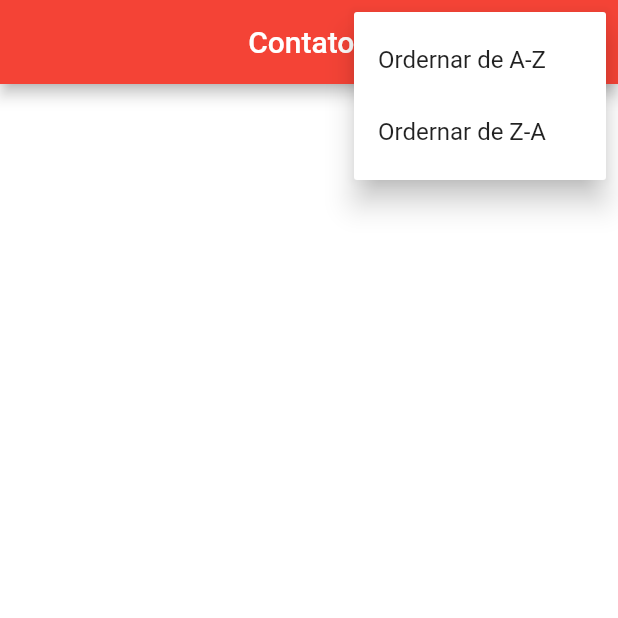
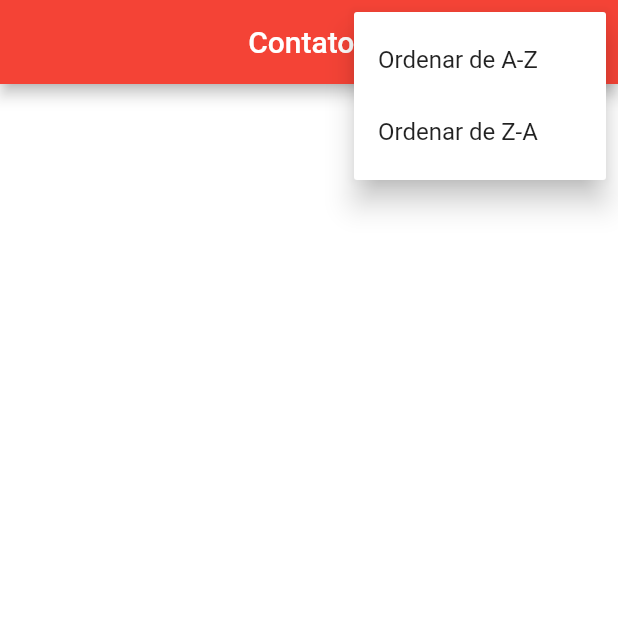
Before and after one commit to kaiquemotta/schedule, a Flutter app: the screen it shows after launch, after a tap on the "more vert" icon, on a phone screen of 412 x 824 dp, the top half of it. Run offline on Flutter 3.47's test engine with Material 2 defaults, Android fonts, the phone set to English and light mode, and no system bars; our stand-ins replace image_picker, sqflite; accounts and stored records are empty.

```diff
--- a/lib/ui/contact_page.dart
+++ b/lib/ui/contact_page.dart
@@ -1,5 +1,4 @@
-// ignore_for_file: deprecated_member_use
-
+import 'dart:async';
 import 'dart:io';
 
 import 'package:agenda/helpers/contact_helper.dart';
--- a/lib/ui/home_page.dart
+++ b/lib/ui/home_page.dart
@@ -1,7 +1,5 @@
-// ignore_for_file: deprecated_member_use
+import 'dart:io';
 
-import 'dart:io';
-import 'dart:math';
 import 'package:agenda/helpers/contact_helper.dart';
 import 'package:agenda/ui/contact_page.dart';
 import 'package:flutter/material.dart';
@@ -16,11 +14,13 @@ class HomePage extends StatefulWidget {
 
 class _HomePageState extends State<HomePage> {
   ContactHelper helper = ContactHelper();
+
   List<Contact> contacts = List();
+
   @override
   void initState() {
-    // TODO: implement initState
     super.initState();
+
     _getAllContacts();
   }
 
@@ -35,13 +35,13 @@ class _HomePageState extends State<HomePage> {
           PopupMenuButton<OrderOptions>(
             itemBuilder: (context) => <PopupMenuEntry<OrderOptions>>[
               const PopupMenuItem<OrderOptions>(
-                child: Text("Ordernar de A-Z"),
+                child: Text("Ordenar de A-Z"),
                 value: OrderOptions.orderaz,
               ),
               const PopupMenuItem<OrderOptions>(
-                child: Text("Ordernar de Z-A"),
+                child: Text("Ordenar de Z-A"),
                 value: OrderOptions.orderza,
-              )
+              ),
             ],
             onSelected: _orderList,
           )
@@ -135,6 +135,7 @@ class _HomePageState extends State<HomePage> {
                         ),
                         onPressed: () {
                           launch("tel:${contacts[index].phone}");
+                          Navigator.pop(context);
                         },
                       ),
                     ),
@@ -166,11 +167,12 @@ class _HomePageState extends State<HomePage> {
                           });
                         },
                       ),
-                      )
+                    ),
                   ],
                 ),
               );
-              });
+            },
+          );
         });
   }
 
@@ -206,14 +208,12 @@ class _HomePageState extends State<HomePage> {
           return a.name.toLowerCase().compareTo(b.name.toLowerCase());
         });
         break;
-
       case OrderOptions.orderza:
         contacts.sort((a, b) {
           return b.name.toLowerCase().compareTo(a.name.toLowerCase());
         });
         break;
     }
-
     setState(() {});
   }
 }
```
Also changed, not shown: images/person.png (added), 1 other file. Lines whose indentation alone changed are shown as unchanged.
